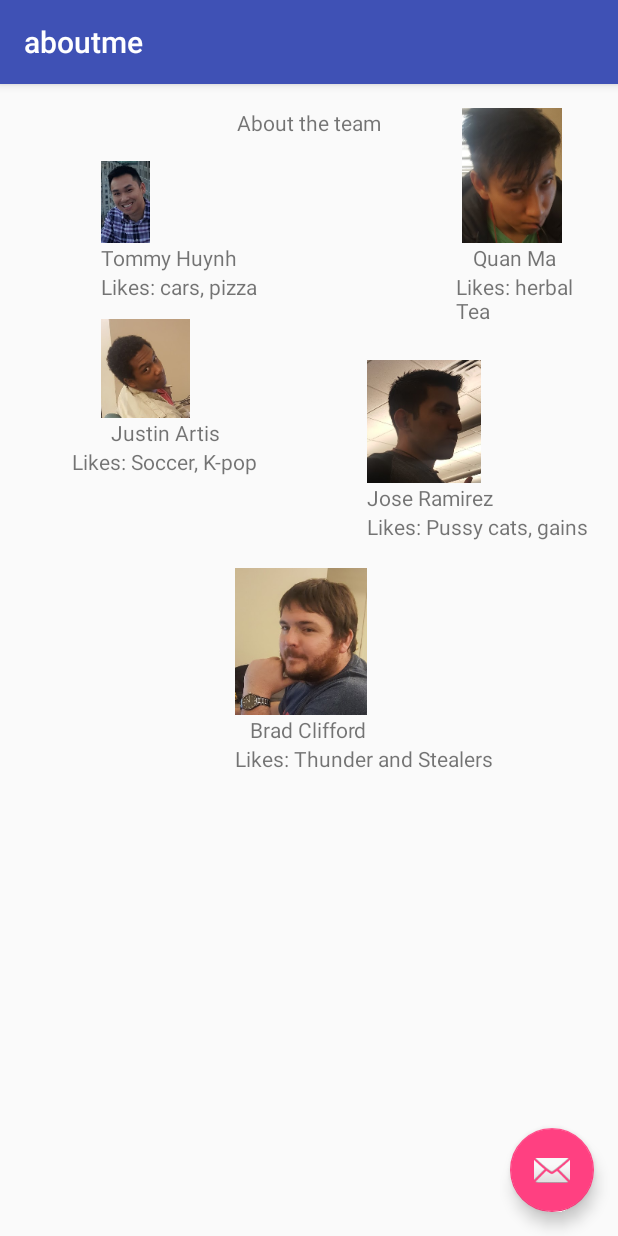
After one commit to jsayram/AndroidApp_Assigment, an Android app: the aboutme screen opened directly, with no data from a screen before it, on a phone screen of 412 x 824 dp. The commit adds this screen. Run offline under Robolectric (Android 15) with nearby library versions, the phone set to English and light mode, and no system bars.

Commit message:
aboutactivity _with pictgurs

```diff
--- a/app/build.gradle
+++ b/app/build.gradle
@@ -2,7 +2,7 @@ apply plugin: 'com.android.application'
 
 android {
     compileSdkVersion 23
-    buildToolsVersion '23.0.3'
+    buildToolsVersion '24.0.1'
     defaultConfig {
         applicationId "com.chefd.mealprep.mealprep"
         minSdkVersion 15
@@ -33,16 +33,4 @@ dependencies {
 
     compile 'com.android.support:design:23.4.0'
 
-
-
-    // Android JUnit Runner
-    androidTestCompile 'com.android.support.test:runner:0.5'
-    // JUnit4 Rules
-    androidTestCompile 'com.android.support.test:rules:0.5'
-    // Espresso core
-    androidTestCompile 'com.android.support.test.espresso:espresso-core:2.2.2'
-
-    // Espresso-intents for validation and stubbing of Intents
-    androidTestCompile 'com.android.support.test.espresso:espresso-intents:2.2.2'
-
 }
--- a/app/src/main/AndroidManifest.xml
+++ b/app/src/main/AndroidManifest.xml
@@ -48,6 +48,10 @@
         <activity
             android:name=".CalorieViewActivity"
             android:label="@string/title_activity_calorie_view"
+            android:theme="@style/AppTheme.NoActionBar" />
+        <activity
+            android:name=".aboutme"
+            android:label="@string/title_activity_aboutme"
             android:theme="@style/AppTheme.NoActionBar"></activity>
     </application>
 
--- /dev/null
+++ b/app/src/main/java/com/chefd/mealprep/mealprep/aboutme.java
@@ -0,0 +1,29 @@
+package com.chefd.mealprep.mealprep;
+
+import android.os.Bundle;
+import android.support.design.widget.FloatingActionButton;
+import android.support.design.widget.Snackbar;
+import android.support.v7.app.AppCompatActivity;
+import android.support.v7.widget.Toolbar;
+import android.view.View;
+
+public class aboutme extends AppCompatActivity {
+
+    @Override
+    protected void onCreate(Bundle savedInstanceState) {
+        super.onCreate(savedInstanceState);
+        setContentView(R.layout.activity_aboutme);
+        Toolbar toolbar = (Toolbar) findViewById(R.id.toolbar);
+        setSupportActionBar(toolbar);
+
+        FloatingActionButton fab = (FloatingActionButton) findViewById(R.id.fab);
+        fab.setOnClickListener(new View.OnClickListener() {
+            @Override
+            public void onClick(View view) {
+                Snackbar.make(view, "Replace with your own action", Snackbar.LENGTH_LONG)
+                        .setAction("Action", null).show();
+            }
+        });
+    }
+
+}
--- /dev/null
+++ b/app/src/main/res/layout/activity_aboutme.xml
@@ -0,0 +1,34 @@
+<?xml version="1.0" encoding="utf-8"?>
+<android.support.design.widget.CoordinatorLayout xmlns:android="http://schemas.android.com/apk/res/android"
+    xmlns:app="http://schemas.android.com/apk/res-auto"
+    xmlns:tools="http://schemas.android.com/tools"
+    android:layout_width="match_parent"
+    android:layout_height="match_parent"
+    android:fitsSystemWindows="true"
+    tools:context="com.chefd.mealprep.mealprep.aboutme">
+
+    <android.support.design.widget.AppBarLayout
+        android:layout_width="match_parent"
+        android:layout_height="wrap_content"
+        android:theme="@style/AppTheme.AppBarOverlay">
+
+        <android.support.v7.widget.Toolbar
+            android:id="@+id/toolbar"
+            android:layout_width="match_parent"
+            android:layout_height="?attr/actionBarSize"
+            android:background="?attr/colorPrimary"
+            app:popupTheme="@style/AppTheme.PopupOverlay" />
+
+    </android.support.design.widget.AppBarLayout>
+
+    <include layout="@layout/content_aboutme" />
+
+    <android.support.design.widget.FloatingActionButton
+        android:id="@+id/fab"
+        android:layout_width="wrap_content"
+        android:layout_height="wrap_content"
+        android:layout_gravity="bottom|end"
+        android:layout_margin="@dimen/fab_margin"
+        app:srcCompat="@android:drawable/ic_dialog_email" />
+
+</android.support.design.widget.CoordinatorLayout>
--- /dev/null
+++ b/app/src/main/res/layout/content_aboutme.xml
@@ -0,0 +1,168 @@
+<?xml version="1.0" encoding="utf-8"?>
+<RelativeLayout xmlns:android="http://schemas.android.com/apk/res/android"
+    xmlns:app="http://schemas.android.com/apk/res-auto"
+    xmlns:tools="http://schemas.android.com/tools"
+    android:id="@+id/content_aboutme"
+    android:layout_width="match_parent"
+    android:layout_height="match_parent"
+    android:paddingBottom="@dimen/activity_vertical_margin"
+    android:paddingLeft="@dimen/activity_horizontal_margin"
+    android:paddingRight="@dimen/activity_horizontal_margin"
+    android:paddingTop="@dimen/activity_vertical_margin"
+    app:layout_behavior="@string/appbar_scrolling_view_behavior"
+    tools:context="com.chefd.mealprep.mealprep.aboutme"
+    tools:showIn="@layout/activity_aboutme">
+
+    <TextView
+        android:text="Tommy Huynh"
+        android:layout_width="wrap_content"
+        android:layout_height="wrap_content"
+        android:layout_toLeftOf="@+id/textView"
+        android:layout_toStartOf="@+id/textView"
+        android:id="@+id/textView2"
+        android:layout_below="@+id/imageView3" />
+
+    <TextView
+        android:text="Likes: cars, pizza"
+        android:layout_width="wrap_content"
+        android:layout_height="wrap_content"
+        android:id="@+id/textView3"
+        android:layout_below="@+id/textView2"
+        android:layout_alignLeft="@+id/textView2"
+        android:layout_alignStart="@+id/textView2" />
+
+    <TextView
+        android:text="Quan Ma"
+        android:layout_width="wrap_content"
+        android:layout_height="wrap_content"
+        android:layout_alignTop="@+id/textView2"
+        android:layout_alignLeft="@+id/imageView4"
+        android:layout_alignStart="@+id/imageView4"
+        android:layout_marginLeft="11dp"
+        android:layout_marginStart="11dp"
+        android:id="@+id/textView4" />
+
+    <TextView
+        android:text="Likes: herbal Tea"
+        android:layout_width="wrap_content"
+        android:layout_height="wrap_content"
+        android:id="@+id/textView5"
+        android:layout_below="@+id/textView4"
+        android:layout_alignLeft="@+id/imageView4"
+        android:layout_alignStart="@+id/imageView4" />
+
+    <ImageView
+        android:layout_width="wrap_content"
+        android:layout_height="wrap_content"
+        app:srcCompat="@drawable/artis"
+        android:layout_marginTop="12dp"
+        android:id="@+id/imageView5"
+        android:layout_below="@+id/textView3"
+        android:layout_alignLeft="@+id/textView3"
+        android:layout_alignStart="@+id/textView3" />
+
+    <TextView
+        android:text="Justin Artis"
+        android:layout_width="wrap_content"
+        android:layout_height="wrap_content"
+        android:layout_below="@+id/imageView5"
+        android:layout_alignRight="@+id/textView2"
+        android:layout_alignEnd="@+id/textView2"
+        android:layout_marginRight="11dp"
+        android:layout_marginEnd="11dp"
+        android:id="@+id/textView6" />
+
+    <TextView
+        android:text="Likes: Soccer, K-pop"
+        android:layout_width="wrap_content"
+        android:layout_height="wrap_content"
+        android:id="@+id/textView7"
+        android:layout_below="@+id/textView6"
+        android:layout_alignRight="@+id/textView3"
+        android:layout_alignEnd="@+id/textView3" />
+
+    <TextView
+        android:text="Jose Ramirez"
+        android:layout_width="wrap_content"
+        android:layout_height="wrap_content"
+        android:layout_below="@+id/imageView6"
+        android:layout_alignLeft="@+id/imageView6"
+        android:layout_alignStart="@+id/imageView6"
+        android:id="@+id/textView8" />
+
+    <TextView
+        android:text="Likes: Pussy cats, gains"
+        android:layout_width="wrap_content"
+        android:layout_height="wrap_content"
+        android:id="@+id/textView9"
+        android:layout_below="@+id/textView8"
+        android:layout_alignLeft="@+id/textView8"
+        android:layout_alignStart="@+id/textView8" />
+
+    <TextView
+        android:text="About the team"
+        android:layout_width="wrap_content"
+        android:layout_height="wrap_content"
+        android:id="@+id/textView"
+        android:layout_alignParentTop="true"
+        android:layout_centerHorizontal="true" />
+
+    <ImageView
+        android:layout_width="wrap_content"
+        android:layout_height="wrap_content"
+        app:srcCompat="@drawable/tommy"
+        android:layout_marginTop="16dp"
+        android:id="@+id/imageView3"
+        android:layout_below="@+id/textView"
+        android:layout_alignLeft="@+id/textView2"
+        android:layout_alignStart="@+id/textView2" />
+
+    <TextView
+        android:text="Brad Clifford"
+        android:layout_width="wrap_content"
+        android:layout_height="wrap_content"
+        android:layout_below="@+id/imageView7"
+        android:layout_centerHorizontal="true"
+        android:id="@+id/textView10" />
+
+    <TextView
+        android:text="Likes: Thunder and Stealers"
+        android:layout_width="wrap_content"
+        android:layout_height="wrap_content"
+        android:id="@+id/textView11"
+        android:layout_below="@+id/textView10"
+        android:layout_alignRight="@+id/textView8"
+        android:layout_alignEnd="@+id/textView8" />
+
+    <ImageView
+        android:layout_width="wrap_content"
+        android:layout_height="wrap_content"
+        app:srcCompat="@drawable/quan"
+        android:id="@+id/imageView4"
+        android:layout_above="@+id/textView2"
+        android:layout_alignParentRight="true"
+        android:layout_alignParentEnd="true"
+        android:layout_marginRight="17dp"
+        android:layout_marginEnd="17dp" />
+
+    <ImageView
+        android:layout_width="wrap_content"
+        android:layout_height="wrap_content"
+        app:srcCompat="@drawable/jose"
+        android:id="@+id/imageView6"
+        android:layout_below="@+id/textView5"
+        android:layout_toRightOf="@+id/textView10"
+        android:layout_toEndOf="@+id/textView10"
+        android:layout_marginTop="23dp" />
+
+    <ImageView
+        android:layout_width="wrap_content"
+        android:layout_height="wrap_content"
+        app:srcCompat="@drawable/brad"
+        android:id="@+id/imageView7"
+        android:layout_marginTop="18dp"
+        android:layout_below="@+id/textView9"
+        android:layout_alignRight="@+id/textView10"
+        android:layout_alignEnd="@+id/textView10" />
+
+</RelativeLayout>
--- a/app/src/main/res/values/strings.xml
+++ b/app/src/main/res/values/strings.xml
@@ -59,5 +59,6 @@
     <string name="title_activity_calorie_view">CalorieViewActivity</string>
     <string name="viewcalviewText">Go to Food Calorie List</string>
     <string name="textbmrdescription">Basal metabolic rate (BMR), is the amount of energy expressed in calories that a person needs to keep the body functioning at rest. This amount of calories is HIGHLY recommended.</string>
+    <string name="title_activity_aboutme">aboutme</string>
 
 </resources>
--- a/build.gradle
+++ b/build.gradle
@@ -5,7 +5,7 @@ buildscript {
         jcenter()
     }
     dependencies {
-        classpath 'com.android.tools.build:gradle:2.2.0'
+        classpath 'com.android.tools.build:gradle:2.2.2'
 
         // NOTE: Do not place your application dependencies here; they belong
         // in the individual module build.gradle files
```
Also changed, not shown: app/src/main/res/drawable-xxxhdpi/artis.PNG (added), app/src/main/res/drawable-xxxhdpi/brad.PNG (added), app/src/main/res/drawable-xxxhdpi/jose.PNG (added), app/src/main/res/drawable-xxxhdpi/quan.PNG (added), app/src/main/res/drawable-xxxhdpi/tommy.PNG (added).
